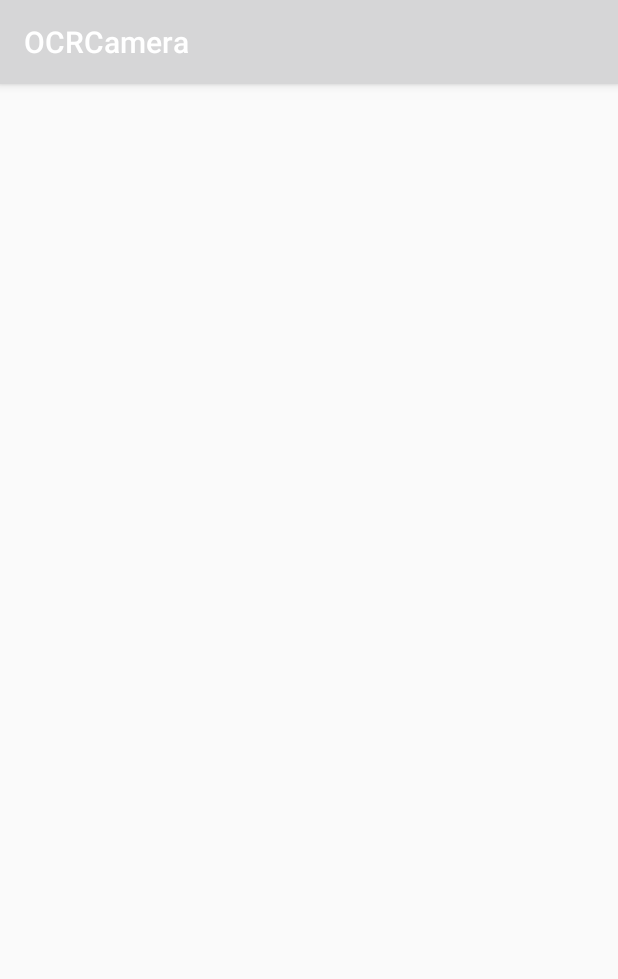
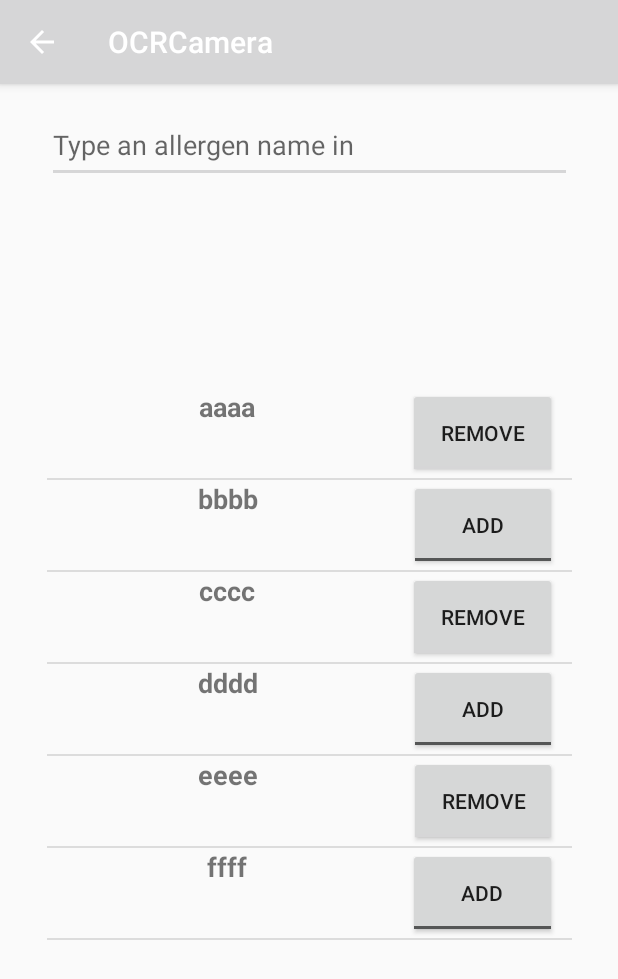
Before and after one commit to PrandiniUniPD/OCRCamera, an Android app: the AllergensActivity screen opened directly, with no data from a screen before it, on a phone screen of 412 x 824 dp. Shown: the top 979 px of the screen. Run offline under Robolectric (Android 15) with nearby library versions, the phone set to English and light mode, and no system bars.

Commit message:
First Prototype of AllergensActivity
the activity has an editText and a ListView that shows allergen names and a button (that allows the user to select the allergen) in each row, the ListView is constructed thanks to the AllergenListAdapter Class. Access to the activity is done through an item added to the top-right menu of ResultActivity.
You can check the buttons' functionality through the Logs

```diff
--- a/app/src/main/AndroidManifest.xml
+++ b/app/src/main/AndroidManifest.xml
@@ -59,7 +59,10 @@
         <activity android:name=".GalleryActivity" />
         <activity android:name=".TestsListActivity" />
         <activity android:name=".TestDetailsActivity" />
-        <activity android:name=".AllergensActivity"></activity>
+        <activity android:name=".AllergensActivity"
+            android:parentActivityName=".ResultActivity"
+            android:windowSoftInputMode="adjustNothing">
+        </activity>
     </application>
 
 </manifest>
--- a/app/src/main/java/unipd/se18/ocrcamera/Allergen.java
+++ b/app/src/main/java/unipd/se18/ocrcamera/Allergen.java
@@ -11,12 +11,20 @@ class Allergen {
 
     private boolean selected;  //keeps track if this allergen was selected by the user
 
+    //standard constructor, sets default empty parameters
     Allergen() {
         commonName = "";
         selected = false;
     }
 
-    //setters
+    //constructor that sets name and selection parameters
+    Allergen(String name, Boolean sel){
+        commonName= name;
+        selected= sel;
+    }
+
+
+    //setters methods for allergen variables
 
     void setCommonName(String commonNames) {
         this.commonName = commonNames;
@@ -26,9 +34,11 @@ class Allergen {
         this.inciNames = inciName;
     }
 
-    void setSelection(boolean selection) { this.selected = selection; }
+    void setSelection(boolean selection) {
+        this.selected = selection;
+    }
 
-    //getters
+    //getters methods for
 
     public String getCommonName() {
         return commonName;
@@ -38,7 +48,7 @@ class Allergen {
         return inciNames;
     }
 
-    public boolean getSelection() { return selected; }
+    public boolean isSelected() { return selected; }
 
     @Override
     public String toString() {
--- /dev/null
+++ b/app/src/main/java/unipd/se18/ocrcamera/AllergenListAdapter.java
@@ -0,0 +1,83 @@
+package unipd.se18.ocrcamera;
+
+import android.content.Context;
+import android.support.annotation.NonNull;
+import android.util.Log;
+import android.view.LayoutInflater;
+import android.view.View;
+import android.view.ViewGroup;
+import android.widget.ArrayAdapter;
+import android.widget.CompoundButton;
+import android.widget.TextView;
+import android.widget.ToggleButton;
+
+import java.util.ArrayList;
+
+
+public class AllergenListAdapter extends ArrayAdapter<Allergen> {
+
+    private static final String TAG = "AllergenListAdapter";
+    private Context mContext;
+    private int mResource;
+
+    /**
+     * Default constructor for an AllergensListAdapter
+     * @param context of the activity
+     * @param resource int of the resource of the view to adapt
+     * @param objects an arraylist of objects to be adapted
+     */
+    public AllergenListAdapter(Context context, int resource, ArrayList<Allergen> objects) {
+        super(context, resource, objects);
+        mContext = context;
+        mResource = resource;
+    }
+
+    /**
+     * this method deals with the adaptation of the single allergen view
+     * to the ListView of AllergensActivity
+     * @param position
+     * @param convertView the view to be adapted
+     * @param parent
+     * @return convertView the adapted View
+     */
+    @NonNull
+    @Override
+    public View getView(final int position, View convertView, ViewGroup parent) {
+        //Allergen information
+        final String name;
+        final Boolean selected;
+        try {
+            name = getItem(position).getCommonName();
+            selected = getItem(position).isSelected();
+
+
+            //create Allergen object with the information
+            LayoutInflater inflater = LayoutInflater.from(mContext);
+            convertView = inflater.inflate(mResource, parent, false);
+
+            //set TextView to name of the Allergen
+            Log.i(TAG, "Set allergen name");
+            TextView allergenTv = convertView.findViewById(R.id.singleAllergenTv);
+            allergenTv.setText(name);
+
+            //set ToggleButton to toggled or not depending on the boolean value "selected"
+            ToggleButton allergenToggleButton = convertView.findViewById(R.id.toggleButton);
+            Log.i(TAG, "Set button state");
+            allergenToggleButton.setChecked(selected);
+
+            //change allergen selected state and remove from/add to user's list if the button is clicked
+            allergenToggleButton.setOnCheckedChangeListener(new CompoundButton.OnCheckedChangeListener() {
+                @Override
+                public void onCheckedChanged(CompoundButton buttonView, boolean isChecked) {
+                    //change the value of "selected" for the Allergen
+                    Log.i(TAG, "change allergen selected state and remove from/add to user's list");
+                    getItem(position).setSelection(!selected);
+                }
+            });
+        }
+        catch (NullPointerException npe){
+            Log.e(TAG, "Missing Parameters");
+        }
+        return convertView;
+    }
+}
--- a/app/src/main/java/unipd/se18/ocrcamera/AllergensActivity.java
+++ b/app/src/main/java/unipd/se18/ocrcamera/AllergensActivity.java
@@ -2,12 +2,44 @@ package unipd.se18.ocrcamera;
 
 import android.support.v7.app.AppCompatActivity;
 import android.os.Bundle;
+import android.widget.ArrayAdapter;
+import android.widget.ListView;
+
+import java.util.ArrayList;
+import java.util.List;
 
 public class AllergensActivity extends AppCompatActivity {
+
+    ListView allergensView;
+    AllergenListAdapter adapter;
 
     @Override
     protected void onCreate(Bundle savedInstanceState) {
         super.onCreate(savedInstanceState);
         setContentView(R.layout.activity_allergens);
+
+        //initialize values used to show the list of allergens
+        allergensView = findViewById(R.id.allergens_list_view);
+
+        //list of all allergens shown as result of the search
+        ArrayList<Allergen> allergensList = new ArrayList<>();
+
+        Allergen a =new Allergen("aaaa", true );
+        Allergen b =new Allergen("bbbb", false);
+        Allergen c = new Allergen("cccc", true);
+        Allergen d = new Allergen("dddd", false);
+        Allergen e = new Allergen("eeee", true);
+        Allergen f= new Allergen("ffff", false);
+        //add allergens to the list
+        allergensList.add(a);
+        allergensList.add(b);
+        allergensList.add(c);
+        allergensList.add(d);
+        allergensList.add(e);
+        allergensList.add(f);
+
+        //create adapter
+        adapter= new AllergenListAdapter(this, R.layout.allergen_single, allergensList);
+        allergensView.setAdapter(adapter);
     }
 }
--- a/app/src/main/java/unipd/se18/ocrcamera/ResultActivity.java
+++ b/app/src/main/java/unipd/se18/ocrcamera/ResultActivity.java
@@ -173,6 +173,10 @@ public class ResultActivity extends AppCompatActivity {
                 Intent gallery_intent = new Intent(ResultActivity.this, GalleryActivity.class);
                 startActivity(gallery_intent);
                 return true;
+            case R.id.allergens_selection:
+                Intent allergensAct= new Intent(ResultActivity.this, AllergensActivity.class);
+                startActivity(allergensAct);
+                return true;
             default:
                 return super.onOptionsItemSelected(item);
         }
--- a/app/src/main/res/layout/activity_allergens.xml
+++ b/app/src/main/res/layout/activity_allergens.xml
@@ -6,4 +6,30 @@
     android:layout_height="match_parent"
     tools:context=".AllergensActivity">
 
+    <EditText
+        android:id="@+id/allergenText"
+        android:layout_width="350dp"
+        android:layout_height="50dp"
+        android:layout_marginStart="16dp"
+        android:layout_marginTop="16dp"
+        android:layout_marginEnd="16dp"
+        android:ems="10"
+        android:hint="@string/allergens_search_bar"
+        android:inputType="textPersonName"
+        app:layout_constraintEnd_toEndOf="parent"
+        app:layout_constraintStart_toStartOf="parent"
+        app:layout_constraintTop_toTopOf="parent" />
+
+    <ListView
+        android:id="@+id/allergens_list_view"
+        android:layout_width="350dp"
+        android:layout_height="429dp"
+        android:layout_marginStart="16dp"
+        android:layout_marginTop="16dp"
+        android:layout_marginEnd="16dp"
+        android:layout_marginBottom="16dp"
+        app:layout_constraintBottom_toBottomOf="parent"
+        app:layout_constraintEnd_toEndOf="parent"
+        app:layout_constraintStart_toStartOf="parent"
+        app:layout_constraintTop_toBottomOf="@+id/allergenText" />
 </android.support.constraint.ConstraintLayout>
--- a/app/src/main/res/layout/activity_result.xml
+++ b/app/src/main/res/layout/activity_result.xml
@@ -80,13 +80,4 @@
         app:layout_constraintBottom_toBottomOf="parent"
         app:backgroundTint="@color/colorPrimary"/>
 
-    <Button
-        android:id="@+id/allergensButton"
-        android:layout_width="47dp"
-        android:layout_height="42dp"
-        android:layout_marginEnd="16dp"
-        android:layout_marginBottom="108dp"
-        app:layout_constraintBottom_toBottomOf="parent"
-        app:layout_constraintEnd_toEndOf="parent" />
-
 </android.support.constraint.ConstraintLayout>
--- /dev/null
+++ b/app/src/main/res/layout/allergen_single.xml
@@ -0,0 +1,37 @@
+<?xml version="1.0" encoding="utf-8"?>
+<android.support.constraint.ConstraintLayout
+    xmlns:android="http://schemas.android.com/apk/res/android"
+    xmlns:app="http://schemas.android.com/apk/res-auto"
+    xmlns:tools="http://schemas.android.com/tools"
+    android:layout_width="match_parent"
+    android:layout_height="match_parent">
+
+    <LinearLayout
+        android:layout_width="340dp"
+        android:layout_height="60dp"
+        android:orientation="horizontal"
+        app:layout_constraintEnd_toEndOf="parent"
+        app:layout_constraintHorizontal_bias="0.0"
+        app:layout_constraintStart_toStartOf="parent"
+        app:layout_constraintTop_toTopOf="parent">
+
+        <TextView
+            android:id="@+id/singleAllergenTv"
+            android:layout_width="wrap_content"
+            android:layout_height="match_parent"
+            android:layout_weight="95"
+            android:textAlignment="center"
+            android:textSize="18sp"
+            android:textStyle="bold" />
+
+        <ToggleButton
+            android:id="@+id/toggleButton"
+            android:layout_width="wrap_content"
+            android:layout_height="match_parent"
+            android:layout_weight="5"
+            android:textOff="@string/togglebutton_add_allergen"
+            android:textOn="@string/togglebutton_remove_allergen" />
+
+
+    </LinearLayout>
+</android.support.constraint.ConstraintLayout>
--- a/app/src/main/res/menu/result_menu.xml
+++ b/app/src/main/res/menu/result_menu.xml
@@ -6,4 +6,6 @@
         android:title="Download Photos"/>
     <item android:id="@+id/gallery"
         android:title="Gallery"/>
+    <item android:id="@+id/allergens_selection"
+        android:title="allergens selection"/>
 </menu>
--- a/app/src/main/res/values/strings.xml
+++ b/app/src/main/res/values/strings.xml
@@ -50,4 +50,9 @@
     <string name="tested">Tested:</string>
     <string name="of">of</string>
     <string name="confidence">confidence</string>
+
+    <!--List of strings for AllergensActivity-->
+    <string name="allergens_search_bar">Type an allergen name in</string>
+    <string name="togglebutton_add_allergen">add</string>
+    <string name="togglebutton_remove_allergen">remove</string>
 </resources>
```
